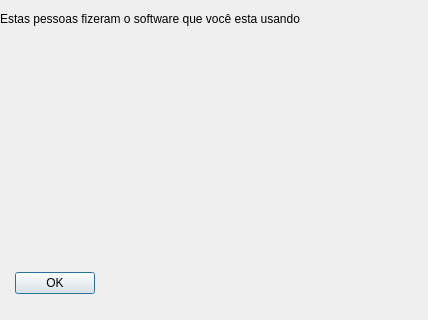
This is telas/creditos.ui in alissonbf/projeto-coopervap as Qt 5 draws it before an edit. The edited form follows.
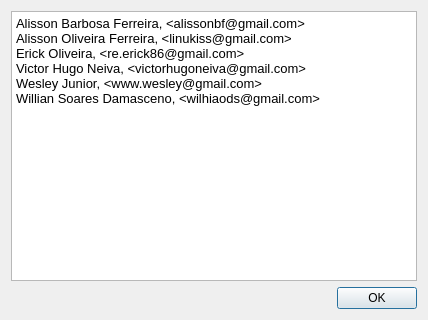
This is the edited form. Icons and pictures are not drawn.

```diff
--- a/telas/creditos.ui
+++ b/telas/creditos.ui
@@ -17,15 +17,25 @@
    <iconset resource="img.qrc">
     <normaloff>:/newPrefix/images/logo.png</normaloff>:/newPrefix/images/logo.png</iconset>
   </property>
+  <layout class="QVBoxLayout" name="verticalLayout">
+   <item>
+    <widget class="QTextBrowser" name="textBrowser">
+     <property name="html">
+      <string>&lt;!DOCTYPE HTML PUBLIC &quot;-//W3C//DTD HTML 4.0//EN&quot; &quot;http://www.w3.org/TR/REC-html40/strict.dtd&quot;&gt;
+&lt;html&gt;&lt;head&gt;&lt;meta name=&quot;qrichtext&quot; content=&quot;1&quot; /&gt;&lt;style type=&quot;text/css&quot;&gt;
+p, li { white-space: pre-wrap; }
+&lt;/style&gt;&lt;/head&gt;&lt;body style=&quot; font-family:'Sans'; font-size:10pt; font-weight:400; font-style:normal;&quot;&gt;
+&lt;p style=&quot; margin-top:0px; margin-bottom:0px; margin-left:0px; margin-right:0px; -qt-block-indent:0; text-indent:0px;&quot;&gt;Alisson Barbosa Ferreira, &amp;lt;alissonbf@gmail.com&amp;gt;                   &lt;/p&gt;
+&lt;p style=&quot; margin-top:0px; margin-bottom:0px; margin-left:0px; margin-right:0px; -qt-block-indent:0; text-indent:0px;&quot;&gt;Alisson Oliveira Ferreira, &amp;lt;linukiss@gmail.com&amp;gt;    &lt;/p&gt;
+&lt;p style=&quot; margin-top:0px; margin-bottom:0px; margin-left:0px; margin-right:0px; -qt-block-indent:0; text-indent:0px;&quot;&gt;Erick Oliveira, &amp;lt;re.erick86@gmail.com&amp;gt;              &lt;/p&gt;
+&lt;p style=&quot; margin-top:0px; margin-bottom:0px; margin-left:0px; margin-right:0px; -qt-block-indent:0; text-indent:0px;&quot;&gt;Victor Hugo Neiva, &amp;lt;victorhugoneiva@gmail.com&amp;gt;                          &lt;/p&gt;
+&lt;p style=&quot; margin-top:0px; margin-bottom:0px; margin-left:0px; margin-right:0px; -qt-block-indent:0; text-indent:0px;&quot;&gt;Wesley Junior, &amp;lt;www.wesley@gmail.com&amp;gt;  &lt;/p&gt;
+&lt;p style=&quot; margin-top:0px; margin-bottom:0px; margin-left:0px; margin-right:0px; -qt-block-indent:0; text-indent:0px;&quot;&gt;Willian Soares Damasceno, &amp;lt;wilhiaods@gmail.com&amp;gt;&lt;/p&gt;&lt;/body&gt;&lt;/html&gt;</string>
+     </property>
+    </widget>
+   </item>
+   <item>
   <widget class="QDialogButtonBox" name="buttonBox">
-   <property name="geometry">
-    <rect>
-     <x>10</x>
-     <y>270</y>
-     <width>85</width>
-     <height>27</height>
-    </rect>
-   </property>
    <property name="orientation">
     <enum>Qt::Horizontal</enum>
    </property>
@@ -33,19 +43,8 @@
     <set>QDialogButtonBox::Ok</set>
    </property>
   </widget>
-  <widget class="QLabel" name="label">
-   <property name="geometry">
-    <rect>
-     <x>0</x>
-     <y>10</y>
-     <width>381</width>
-     <height>17</height>
-    </rect>
-   </property>
-   <property name="text">
-    <string>Estas pessoas fizeram o software que você esta usando</string>
-   </property>
-  </widget>
+   </item>
+  </layout>
  </widget>
  <resources>
   <include location="img.qrc"/>
```
Left out of the diff: 2 changed lines with no effect on the pictures. Lines whose indentation alone changed are shown as unchanged.
